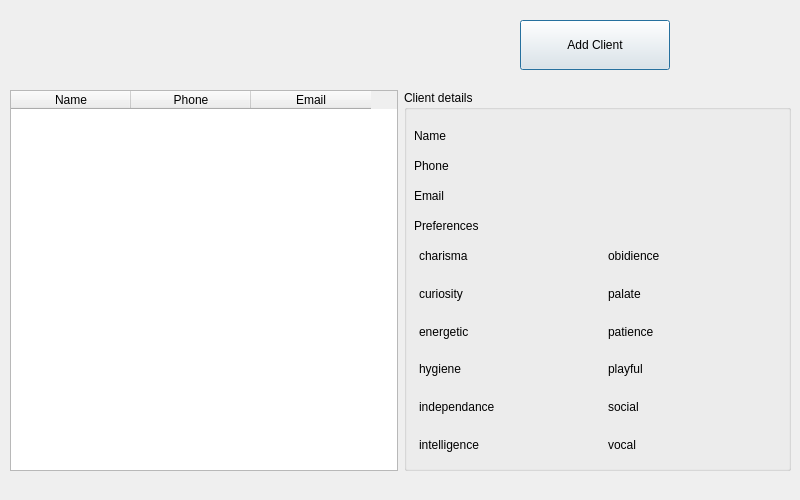
The window that manageclient.ui (ColeMacdonald1709/comp3004) describes before a commit, drawn with Qt 5.
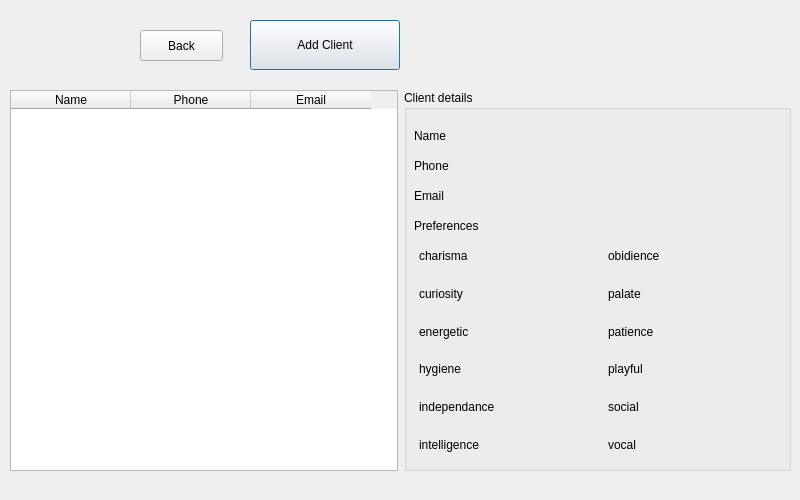
The same window after the commit.

What changed in the file:
```diff
--- a/manageclient.ui
+++ b/manageclient.ui
@@ -469,7 +469,7 @@
   <widget class="QPushButton" name="addclientbutton">
    <property name="geometry">
     <rect>
-     <x>520</x>
+     <x>250</x>
      <y>20</y>
      <width>150</width>
      <height>50</height>
@@ -497,6 +497,19 @@
     <string>Add Client</string>
    </property>
   </widget>
+  <widget class="QPushButton" name="btnLogout">
+   <property name="geometry">
+    <rect>
+     <x>140</x>
+     <y>30</y>
+     <width>83</width>
+     <height>31</height>
+    </rect>
+   </property>
+   <property name="text">
+    <string>Back</string>
+   </property>
+  </widget>
  </widget>
  <resources/>
  <connections/>
```
